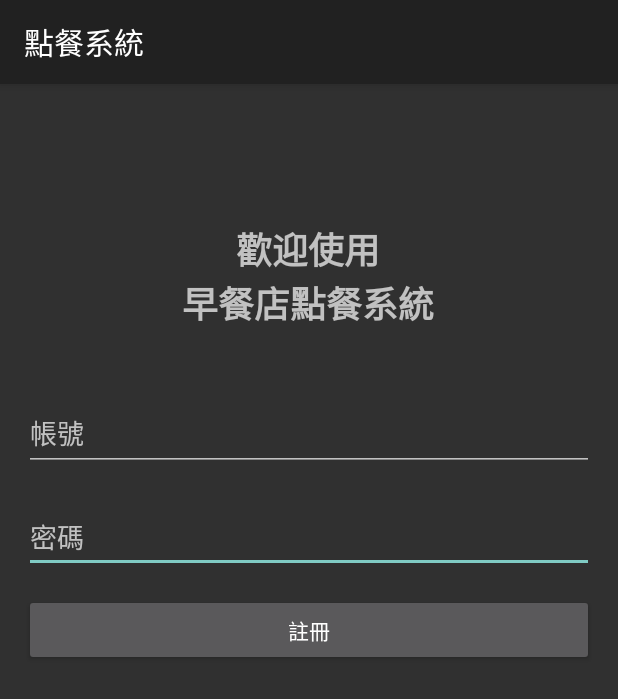
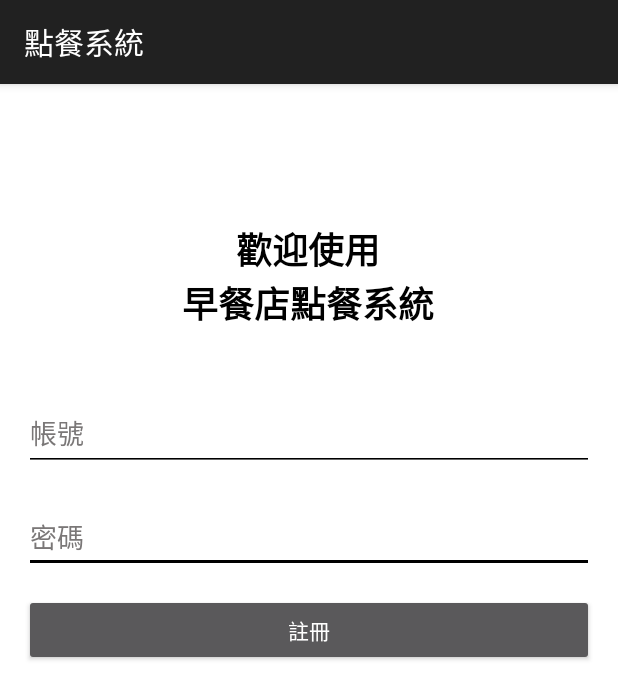
Before and after one commit to balsi2001/IECS-1112-App-APP, an Android app: the SignupMainActivity2 screen opened directly, with no data from a screen before it, on a phone screen of 412 x 824 dp. Shown: the top 699 px of the screen. Run offline under Robolectric (Android 15) with nearby library versions, the phone set to English and light mode, and no system bars.

Commit message:
LoginInV2

```diff
--- a/login/app/src/main/res/layout/activity_signing.xml
+++ b/login/app/src/main/res/layout/activity_signing.xml
@@ -59,6 +59,7 @@
         android:layout_marginEnd="16dp"
         android:text="開始點餐"
         app:layout_constraintEnd_toEndOf="parent"
+        app:layout_constraintHorizontal_bias="0.0"
         app:layout_constraintStart_toStartOf="parent"
         app:layout_constraintTop_toBottomOf="@+id/et_password" />
 
@@ -97,12 +98,12 @@
         android:layout_width="0dp"
         android:layout_height="205dp"
         android:layout_marginStart="16dp"
-        android:layout_marginTop="228dp"
+        android:layout_marginTop="216dp"
         android:layout_marginEnd="16dp"
         android:text="營業時間：\n星期一          06：00~13：00\n星期二          06：00~13：00\n星期三          06：00~13：00\n星期四          06：00~13：00\n星期五                     公休\n星期六          06：00~13：00\n星期日                     公休\n\n※點餐前請先註冊帳號，若已註冊請輸入帳號密碼"
         android:textColor="#000000"
         app:layout_constraintEnd_toEndOf="parent"
-        app:layout_constraintHorizontal_bias="1.0"
+        app:layout_constraintHorizontal_bias="0.0"
         app:layout_constraintStart_toStartOf="parent"
         app:layout_constraintTop_toBottomOf="@+id/textView" />
 
--- a/login/app/src/main/res/layout/activity_signup_main2.xml
+++ b/login/app/src/main/res/layout/activity_signup_main2.xml
@@ -4,6 +4,7 @@
     xmlns:tools="http://schemas.android.com/tools"
     android:layout_width="match_parent"
     android:layout_height="match_parent"
+    android:background="#FFFFFF"
     tools:context=".SignupMainActivity2">
 
     <Button
@@ -26,9 +27,12 @@
         android:layout_marginStart="16dp"
         android:layout_marginTop="20dp"
         android:layout_marginEnd="16dp"
+        android:backgroundTint="#000000"
         android:ems="10"
         android:hint="密碼"
         android:inputType="textPassword"
+        android:textColor="#000000"
+        android:textColorHint="#7A7777"
         app:layout_constraintEnd_toEndOf="parent"
         app:layout_constraintHorizontal_bias="0.0"
         app:layout_constraintStart_toStartOf="parent"
@@ -41,9 +45,17 @@
         android:layout_marginStart="16dp"
         android:layout_marginTop="208dp"
         android:layout_marginEnd="16dp"
+        android:backgroundTint="#000000"
         android:ems="10"
         android:hint="帳號"
         android:inputType="textPassword"
+        android:outlineAmbientShadowColor="#000000"
+        android:outlineSpotShadowColor="#000000"
+        android:shadowColor="#000000"
+        android:textColor="#000000"
+        android:textColorHighlight="#000000"
+        android:textColorHint="#7A7777"
+        android:textColorLink="#000000"
         app:layout_constraintEnd_toEndOf="parent"
         app:layout_constraintHorizontal_bias="0.0"
         app:layout_constraintStart_toStartOf="parent"
@@ -56,6 +68,7 @@
         android:layout_marginTop="92dp"
         android:text="歡迎使用\n早餐店點餐系統"
         android:textAlignment="center"
+        android:textColor="#000000"
         android:textSize="24sp"
         android:textStyle="bold"
         app:layout_constraintEnd_toEndOf="parent"
```
